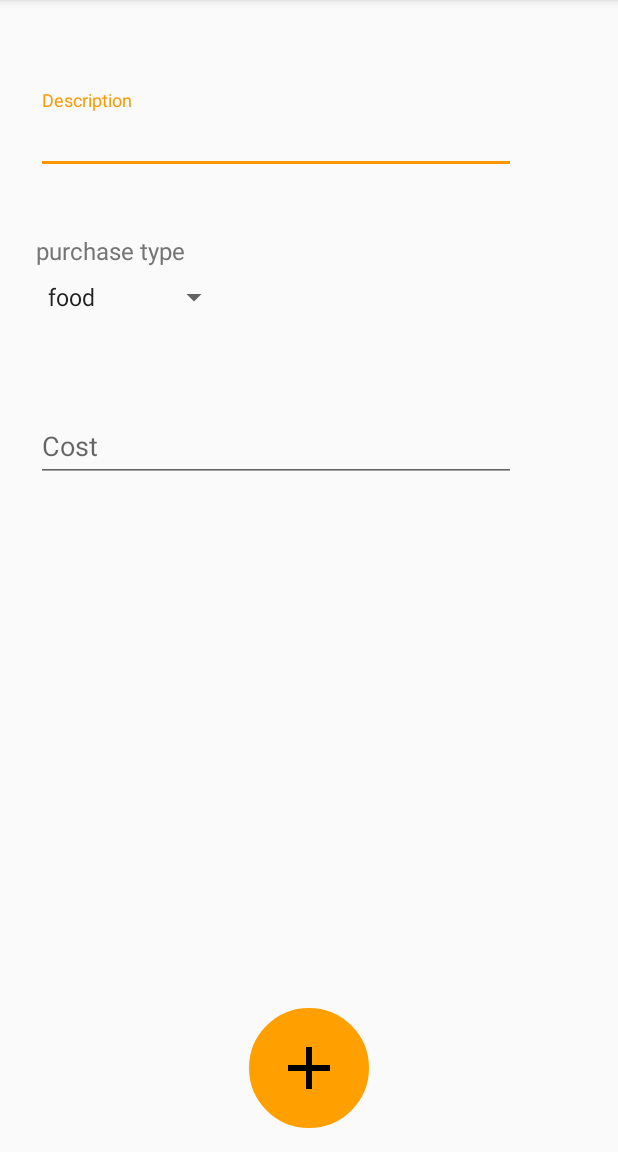
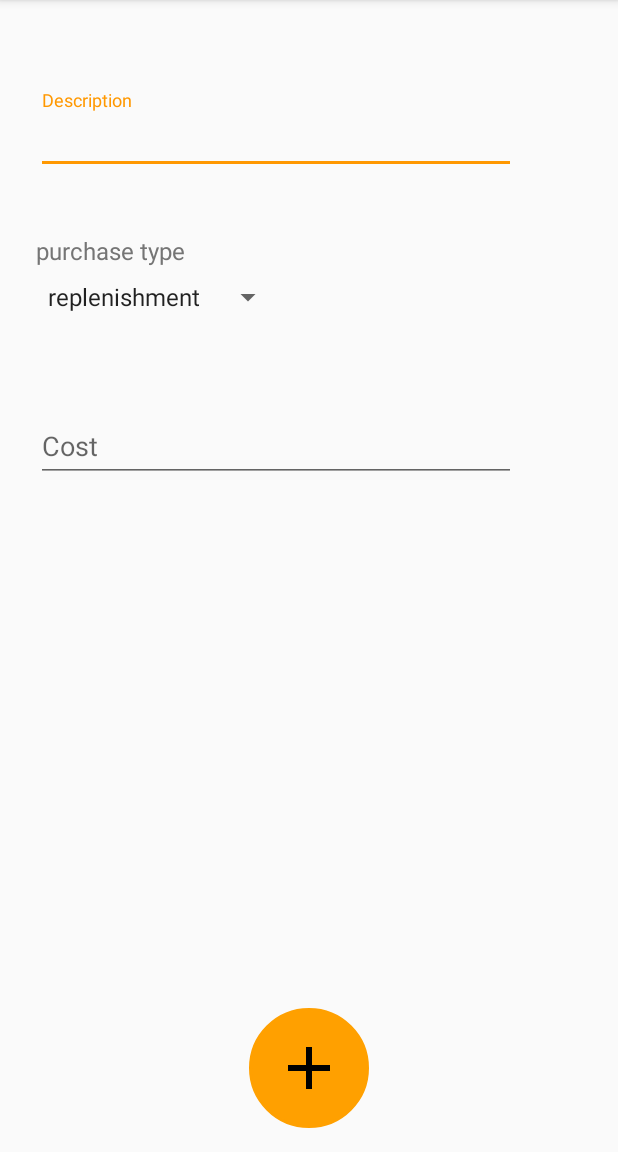
Before and after one commit to EML27/AndroidPracticeProject, an Android app: the NewOperationActivity screen opened directly, with no data from a screen before it, on a phone screen of 412 x 824 dp, the part 84-1236 px from its top. Run offline under Robolectric (Android 15) with nearby library versions, the phone set to English and light mode, and no system bars.

Commit message:
Looks like it works)))))))))))))))))))))))))))))))))))))))))))))))))))))))))))))))))))))))))))))))))))))))))))))))))

```diff
--- a/app/src/main/java/com/example/androidpracticeproject/MyAdapter.kt
+++ b/app/src/main/java/com/example/androidpracticeproject/MyAdapter.kt
@@ -1,5 +1,6 @@
 package com.example.androidpracticeproject
 
+import android.graphics.Color
 import android.support.v7.widget.RecyclerView
 import android.view.LayoutInflater
 import android.view.View
@@ -36,6 +37,8 @@ class MyAdapter(val list: List<Operation>) : RecyclerView.Adapter<MyAdapter.View
                 tv_action.text = operation.name
                 tv_debt_size.text = operation.cost.toString()
                 tv_date.text = formatter.format(operation.date)
+                if (!operation.isAddition)
+                    tv_debt_size.setTextColor(Color.RED)
             }
         }
     }
--- a/app/src/main/java/com/example/androidpracticeproject/dataBase/Operation.java
+++ b/app/src/main/java/com/example/androidpracticeproject/dataBase/Operation.java
@@ -7,8 +7,11 @@ import android.support.annotation.NonNull;
 @Entity
 public class Operation {
     @PrimaryKey
+    public int id;
     @NonNull
     public String name;
+
+    public boolean isAddition;
 
     //public Type type;
     public long date;
--- a/app/src/main/java/com/example/androidpracticeproject/dataBase/OperationDao.java
+++ b/app/src/main/java/com/example/androidpracticeproject/dataBase/OperationDao.java
@@ -12,8 +12,8 @@ public interface OperationDao {
     @Query("SELECT * FROM Operation")
     List<Operation> getAll();
 
-    /*@Query("SELECT * FROM Operation WHERE id = :id")
-    Operation getById(long id);*/
+    @Query("SELECT * FROM Operation WHERE id = :id")
+    Operation getById(long id);
 
     @Query("SELECT * FROM Operation WHERE name = :name")
     Operation getByName(String name);
--- a/app/src/main/res/layout/activity_new_operation.xml
+++ b/app/src/main/res/layout/activity_new_operation.xml
@@ -26,7 +26,7 @@
                 android:layout_height="wrap_content"
                 android:ems="15"
                 android:hint="Description"
-                android:inputType="phone" />
+                android:inputType="text" />
         </android.support.design.widget.TextInputLayout>
 
 
--- a/app/src/main/res/values/strings.xml
+++ b/app/src/main/res/values/strings.xml
@@ -6,10 +6,7 @@
     <string name="balance_for_a_day">Balance for a day</string>
 
     <string-array name="types">
-        <item>food</item>
-        <item>transport</item>
-        <item>tax</item>
-        <item>salary</item>
-        <item>over</item>
+        <item>replenishment</item>
+        <item>withdraw</item>
     </string-array>
 </resources>
```
Also changed, not shown: app/src/main/java/com/example/androidpracticeproject/NewOperationActivity.java (+9 -1 lines).
